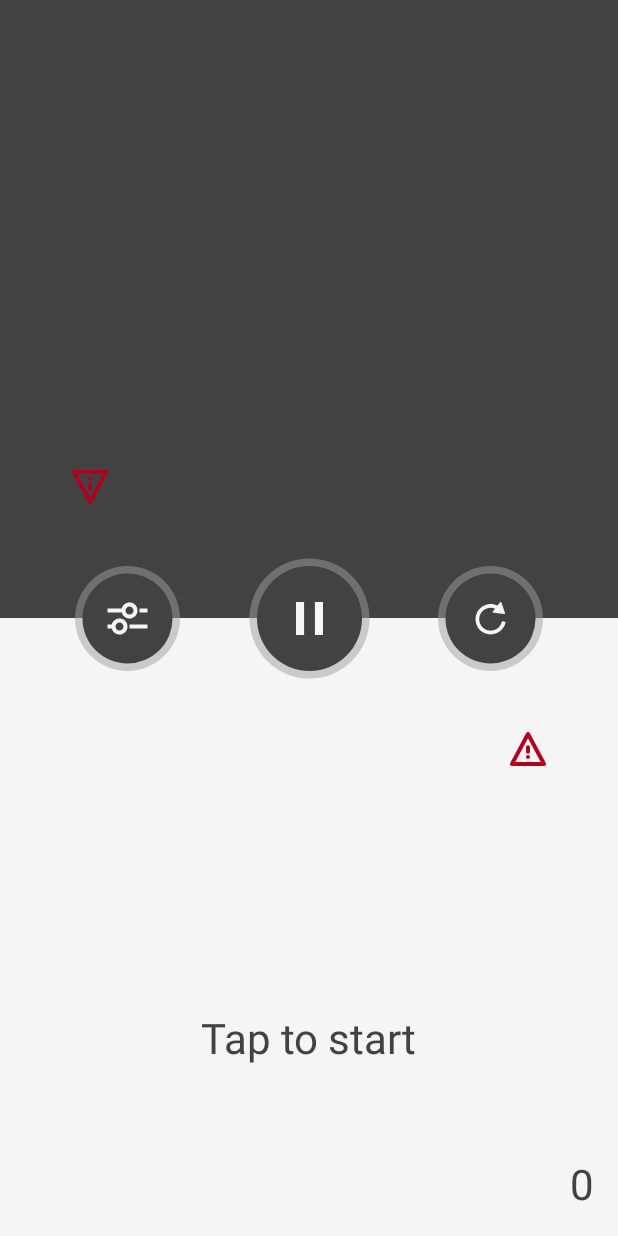
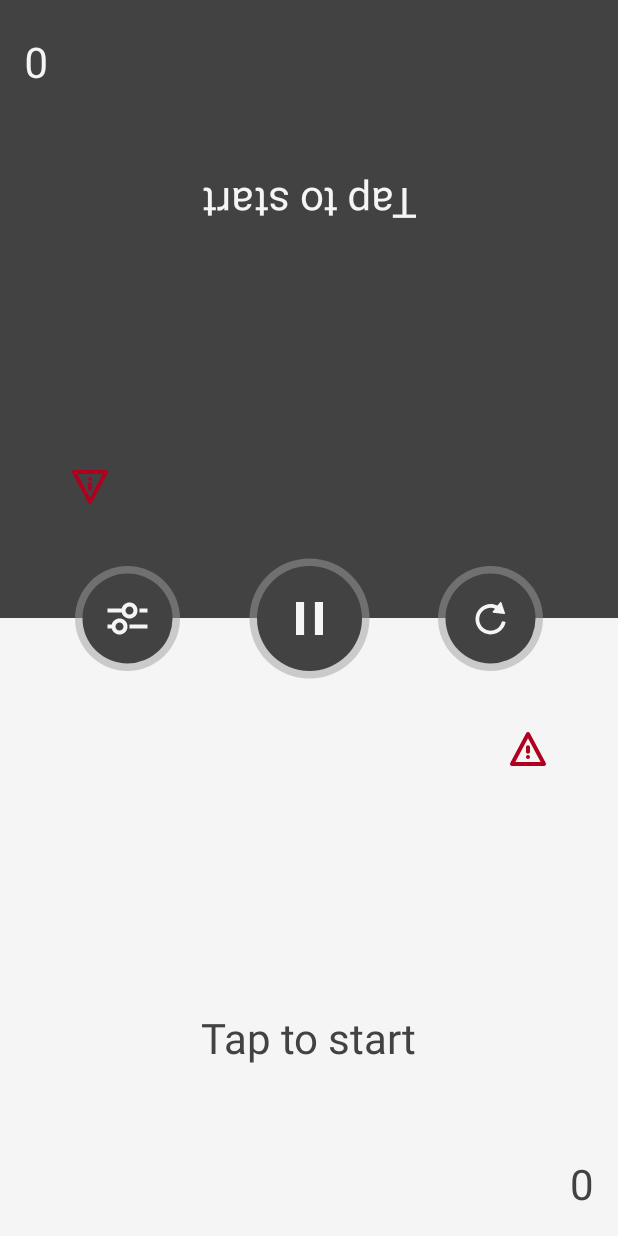
Before and after one commit to olariagamartin/Chess-Clock, an Android app: the layout fragment_clocks.xml on its own in the app's theme, with its tools: preview values and no code run, on a phone screen of 412 x 824 dp. Run offline under Robolectric (Android 15) with nearby library versions, the phone set to English and light mode, and no system bars.

Commit message:
feature: adding themes to clocks screen

```diff
--- a/app/src/main/java/com/themarto/chessclock/clocks/ClocksFragment.kt
+++ b/app/src/main/java/com/themarto/chessclock/clocks/ClocksFragment.kt
@@ -45,8 +45,6 @@ class ClocksFragment : Fragment() {
         observeViewModel()
 
         setupUIActions()
-
-        setClock1Theme()
 
         return binding.root
     }
@@ -186,17 +184,6 @@ class ClocksFragment : Fragment() {
         }
     }
 
-    private fun setClock1Theme() {
-        binding.clock1.textViewClock
-            .setTextColor(ContextCompat.getColor(requireContext(), R.color.grey_100))
-
-        binding.clock1.textViewHint
-            .setTextColor(ContextCompat.getColor(requireContext(), R.color.grey_100))
-
-        binding.clock1.textMovementsCount
-            .setTextColor(ContextCompat.getColor(requireContext(), R.color.grey_100))
-    }
-
     private fun playClockSound() {
         if (clockSound.isPlaying) {
             clockSound.pause()
--- /dev/null
+++ b/app/src/main/res/layout/clock_player_one.xml
@@ -0,0 +1,61 @@
+<?xml version="1.0" encoding="utf-8"?>
+<androidx.constraintlayout.widget.ConstraintLayout xmlns:android="http://schemas.android.com/apk/res/android"
+    xmlns:app="http://schemas.android.com/apk/res-auto"
+    xmlns:tools="http://schemas.android.com/tools"
+    android:layout_width="match_parent"
+    android:layout_height="match_parent"
+    tools:background="?attr/playerOneColor"
+    tools:theme="@style/Theme.One">
+
+    <ImageView
+        android:id="@+id/alert_time_icon"
+        android:layout_width="64dp"
+        android:layout_height="64dp"
+        android:layout_marginHorizontal="28dp"
+        android:layout_marginVertical="16dp"
+        android:contentDescription="@string/alert_time_icon_description"
+        android:src="@drawable/ic_warning"
+        android:visibility="visible"
+        app:layout_constraintEnd_toEndOf="parent"
+        app:layout_constraintTop_toTopOf="parent"
+        app:tint="@color/design_default_color_error" />
+
+    <TextView
+        android:id="@+id/text_view_clock"
+        android:layout_width="wrap_content"
+        android:layout_height="wrap_content"
+        android:textColor="?attr/playerOneTextColor"
+        tools:text="05:00"
+        android:textSize="80sp"
+        android:textStyle="bold"
+        app:layout_constraintBottom_toTopOf="@+id/text_view_hint"
+        app:layout_constraintEnd_toEndOf="parent"
+        app:layout_constraintStart_toStartOf="parent"
+        app:layout_constraintTop_toTopOf="parent"
+        app:layout_constraintVertical_chainStyle="packed" />
+
+    <TextView
+        android:id="@+id/text_view_hint"
+        android:layout_width="wrap_content"
+        android:layout_height="wrap_content"
+        android:textSize="28sp"
+        android:text="@string/tap_to_start_hint"
+        android:textColor="?attr/playerOneTextColor"
+        app:layout_constraintBottom_toBottomOf="parent"
+        app:layout_constraintEnd_toEndOf="parent"
+        app:layout_constraintStart_toStartOf="parent"
+        app:layout_constraintTop_toBottomOf="@+id/text_view_clock" />
+
+    <TextView
+        android:id="@+id/text_movements_count"
+        android:layout_width="wrap_content"
+        android:layout_height="wrap_content"
+        android:text="@string/initial_moves_text"
+        android:textColor="?attr/playerOneTextColor"
+        android:textSize="28sp"
+        android:layout_margin="16dp"
+        app:layout_constraintBottom_toBottomOf="parent"
+        app:layout_constraintEnd_toEndOf="parent" />
+
+
+</androidx.constraintlayout.widget.ConstraintLayout>
--- a/app/src/main/res/layout/clock.xml
+++ b/app/src/main/res/layout/clock_player_two.xml
@@ -3,7 +3,8 @@
     xmlns:app="http://schemas.android.com/apk/res-auto"
     xmlns:tools="http://schemas.android.com/tools"
     android:layout_width="match_parent"
-    android:layout_height="match_parent">
+    android:layout_height="match_parent"
+    tools:theme="@style/Theme.One">
 
     <ImageView
         android:id="@+id/alert_time_icon"
@@ -22,7 +23,7 @@
         android:id="@+id/text_view_clock"
         android:layout_width="wrap_content"
         android:layout_height="wrap_content"
-        android:textColor="@color/grey_800"
+        android:textColor="?attr/playerTwoTextColor"
         tools:text="05:00"
         android:textSize="80sp"
         android:textStyle="bold"
@@ -38,7 +39,7 @@
         android:layout_height="wrap_content"
         android:textSize="28sp"
         android:text="@string/tap_to_start_hint"
-        android:textColor="@color/grey_800"
+        android:textColor="?attr/playerTwoTextColor"
         app:layout_constraintBottom_toBottomOf="parent"
         app:layout_constraintEnd_toEndOf="parent"
         app:layout_constraintStart_toStartOf="parent"
@@ -49,7 +50,7 @@
         android:layout_width="wrap_content"
         android:layout_height="wrap_content"
         android:text="@string/initial_moves_text"
-        android:textColor="@color/grey_800"
+        android:textColor="?attr/playerTwoTextColor"
         android:textSize="28sp"
         android:layout_margin="16dp"
         app:layout_constraintBottom_toBottomOf="parent"
--- a/app/src/main/res/layout/fragment_clocks.xml
+++ b/app/src/main/res/layout/fragment_clocks.xml
@@ -4,13 +4,13 @@
     xmlns:tools="http://schemas.android.com/tools"
     android:layout_width="match_parent"
     android:layout_height="match_parent"
-    tools:context=".clocks.ClocksFragment">
+    tools:theme="@style/Theme.One">
 
     <LinearLayout
         android:id="@+id/clock1_container"
         android:layout_width="0dp"
         android:layout_height="0dp"
-        android:background="@color/grey_800"
+        android:background="?attr/playerOneColor"
         android:orientation="vertical"
         android:rotation="180"
         android:paddingTop="40dp"
@@ -21,7 +21,7 @@
         app:layout_constraintTop_toTopOf="parent">
         <include
             android:id="@+id/clock1"
-            layout="@layout/clock" />
+            layout="@layout/clock_player_one" />
     </LinearLayout>
 
     <androidx.constraintlayout.widget.Guideline
@@ -35,7 +35,7 @@
         android:id="@+id/clock2_container"
         android:layout_width="0dp"
         android:layout_height="0dp"
-        android:background="@color/grey_100"
+        android:background="?attr/playerTwoColor"
         android:orientation="vertical"
         android:paddingTop="40dp"
         app:layout_constraintBottom_toBottomOf="parent"
@@ -44,7 +44,7 @@
         app:layout_constraintTop_toTopOf="@id/guideline">
         <include
             android:id="@+id/clock2"
-            layout="@layout/clock" />
+            layout="@layout/clock_player_two" />
     </LinearLayout>
 
     <ImageButton
```
